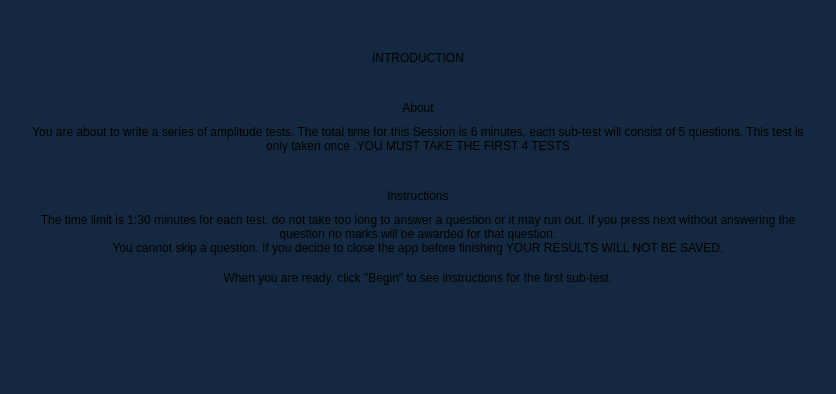
The window that SholarshipManagementSystem/assessments/introPage.ui (YNCO10/scholarshipManagementSystem) describes before a commit, drawn with Qt 5; both pictures show x 0 to 836 and y 0 to 394 of the 836 by 576 pixel window.
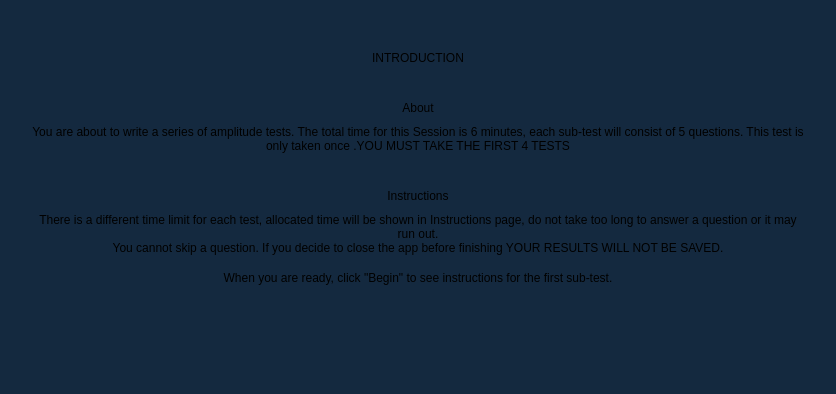
The same window after the commit.

The edit to the form file:
```diff
--- a/SholarshipManagementSystem/assessments/introPage.ui
+++ b/SholarshipManagementSystem/assessments/introPage.ui
@@ -174,7 +174,7 @@
        <item>
         <widget class="QLabel" name="label_5">
          <property name="text">
-          <string>The time limit is 1:30 minutes for each test, do not take too long to answer a question or it may run out. If you press next without answering the question no marks will be awarded for that question. You cannot skip a question. If you decide to close the app before finishing YOUR RESULTS WILL NOT BE SAVED.</string>
+          <string>There is a different time limit for each test, allocated time will be shown in Instructions page, do not take too long to answer a question or it may run out. You cannot skip a question. If you decide to close the app before finishing YOUR RESULTS WILL NOT BE SAVED.</string>
          </property>
          <property name="alignment">
           <set>Qt::AlignmentFlag::AlignCenter</set>
```
